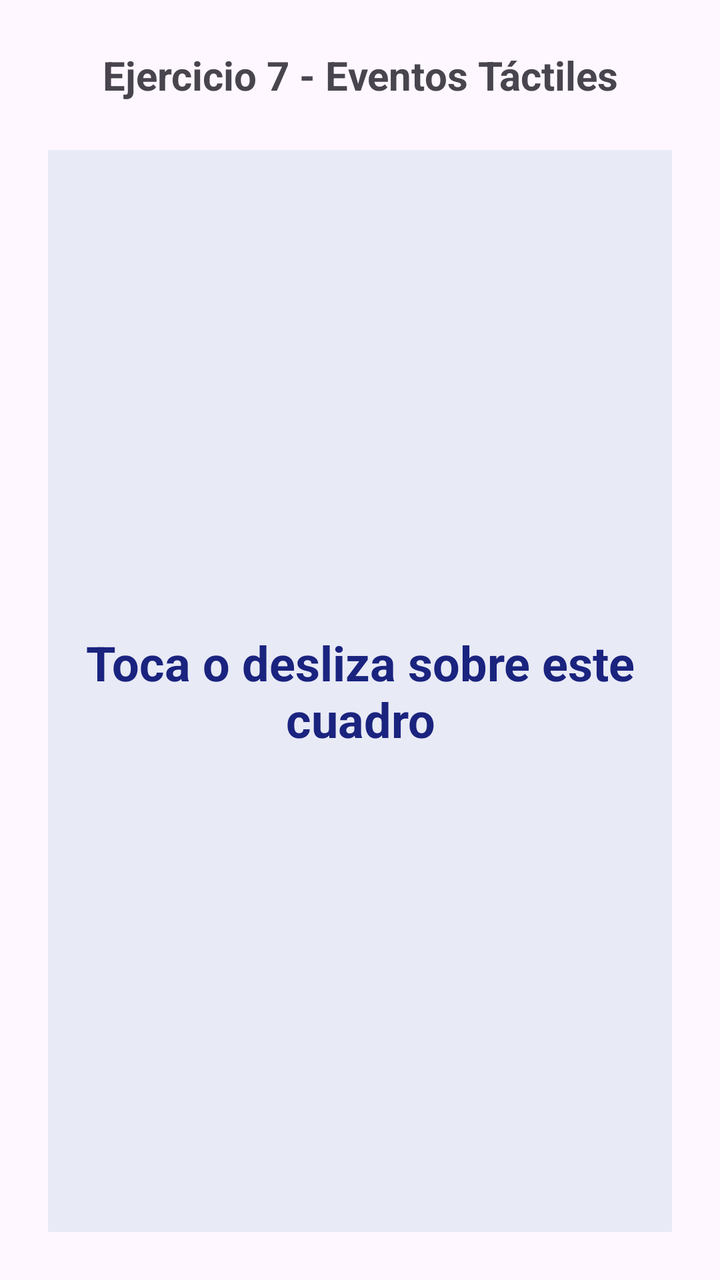
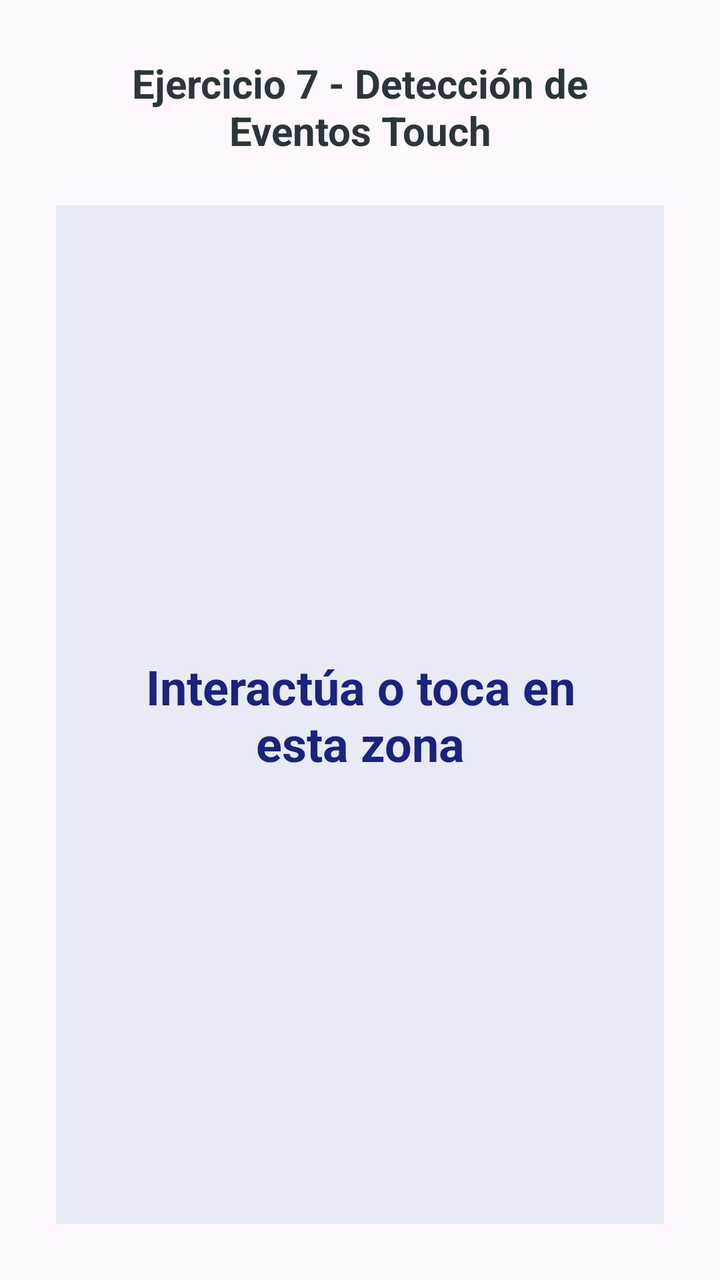

Two renders of the same Android screen: before a commit and after it. Below are the layout's source before the change and the commit's diff.
<!-- AndroidManifest.xml: application theme Theme.Actividad6 -->
<!-- res/layout/activity_ejercicio7.xml -->
<?xml version="1.0" encoding="utf-8"?>
<LinearLayout xmlns:android="http://schemas.android.com/apk/res/android"
    xmlns:tools="http://schemas.android.com/tools"
    android:id="@+id/main"
    android:layout_width="match_parent"
    android:layout_height="match_parent"
    android:orientation="vertical"
    android:padding="24dp"
    android:gravity="center_horizontal"
    tools:context=".ejercicios.ejercicio7.Ejercicio7Activity">

    <TextView
        android:id="@+id/tvHeader"
        android:layout_width="wrap_content"
        android:layout_height="wrap_content"
        android:text="Ejercicio 7 - Eventos Táctiles"
        android:textSize="20sp"
        android:textStyle="bold"
        android:textAlignment="center"
        android:layout_marginBottom="24dp" />

    <TextView
        android:id="@+id/tvMensajeTactil"
        android:layout_width="match_parent"
        android:layout_height="0dp"
        android:layout_weight="1"
        android:background="#E8EAF6"
        android:gravity="center"
        android:text="Toca o desliza sobre este cuadro"
        android:textSize="24sp"
        android:textStyle="bold"
        android:textColor="#1A237E"
        android:clickable="true"
        android:focusable="true"
        android:padding="16dp" />

</LinearLayout>
<!-- resources referenced by this layout -->
<resources>
  <style name="Theme.Actividad6" parent="Base.Theme.Actividad6" />
  <style name="Base.Theme.Actividad6" parent="Theme.Material3.DayNight.NoActionBar">
          
          
      </style>
</resources>

<!-- the commit's change to res/layout/activity_ejercicio7.xml (unified diff, before → after) -->
@@ -5,33 +5,34 @@
     android:layout_width="match_parent"
     android:layout_height="match_parent"
     android:orientation="vertical"
-    android:padding="24dp"
+    android:padding="28dp"
     android:gravity="center_horizontal"
     tools:context=".ejercicios.ejercicio7.Ejercicio7Activity">
 
     <TextView
-        android:id="@+id/tvHeader"
+        android:id="@+id/lblTituloTouch"
         android:layout_width="wrap_content"
         android:layout_height="wrap_content"
-        android:text="Ejercicio 7 - Eventos Táctiles"
+        android:text="Ejercicio 7 - Detección de Eventos Touch"
         android:textSize="20sp"
         android:textStyle="bold"
         android:textAlignment="center"
+        android:textColor="@color/primary_color"
         android:layout_marginBottom="24dp" />
 
     <TextView
-        android:id="@+id/tvMensajeTactil"
+        android:id="@+id/lblEstadoTouch"
         android:layout_width="match_parent"
         android:layout_height="0dp"
         android:layout_weight="1"
         android:background="#E8EAF6"
         android:gravity="center"
-        android:text="Toca o desliza sobre este cuadro"
+        android:text="Interactúa o toca en esta zona"
         android:textSize="24sp"
         android:textStyle="bold"
         android:textColor="#1A237E"
         android:clickable="true"
         android:focusable="true"
-        android:padding="16dp" />
+        android:padding="20dp" />
 
 </LinearLayout>
<!-- resource entries referenced after the edit -->
@@ -1,5 +1,6 @@
 <!-- resources referenced by this layout -->
 <resources>
+  <color name="primary_color">#2A363B</color>
   <style name="Theme.Actividad6" parent="Base.Theme.Actividad6" />
   <style name="Base.Theme.Actividad6" parent="Theme.Material3.DayNight.NoActionBar">
           
